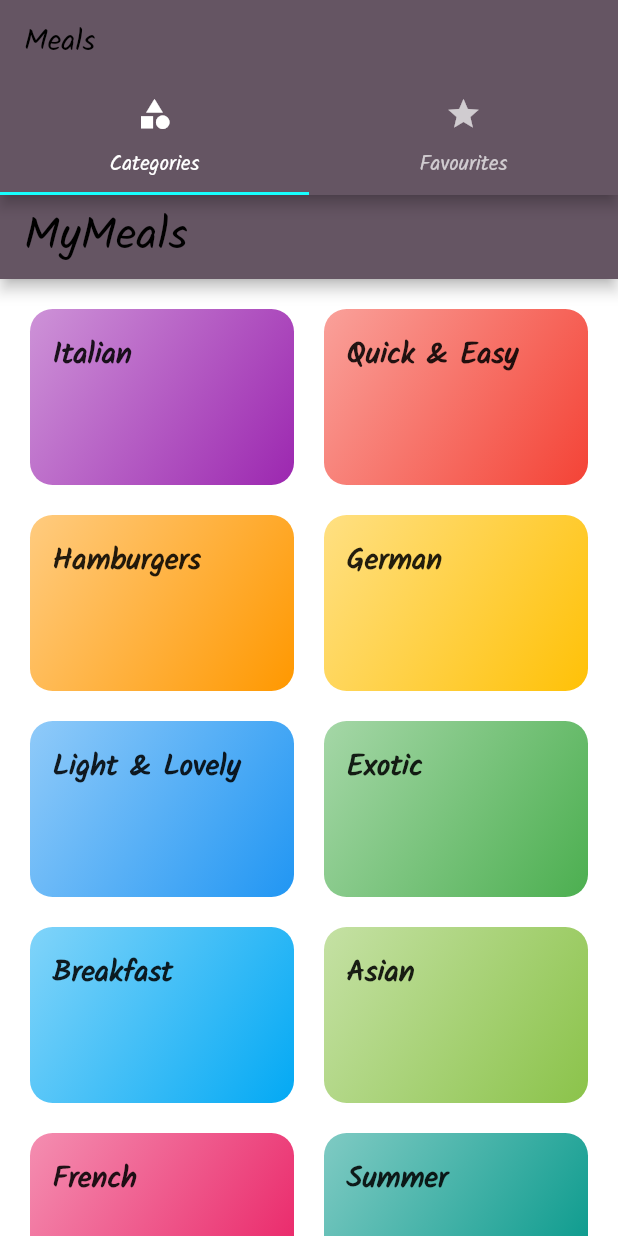
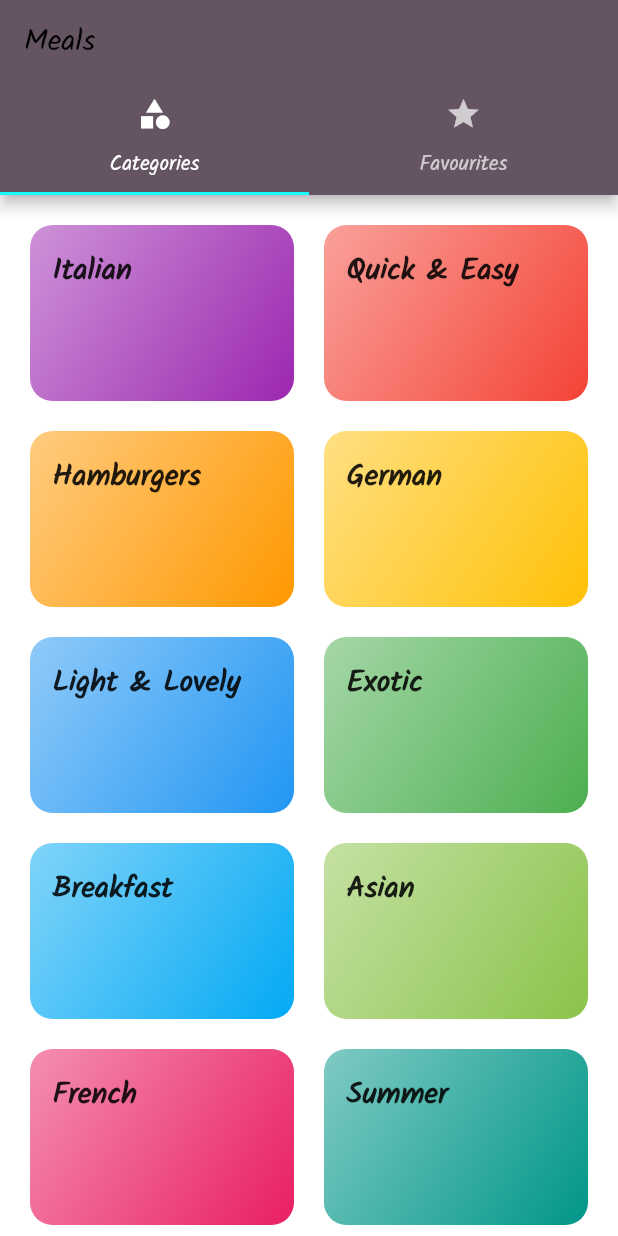
Before and after one commit to katskoru/meals_app, a Flutter app: the screen it shows after launch, on a phone screen of 412 x 824 dp. Run offline on Flutter 3.47's test engine with Material 2 defaults, Android fonts, the phone set to English and light mode, and no system bars.

Commit message:
better tabs_screen

```diff
--- a/lib/screens/categories_screen.dart
+++ b/lib/screens/categories_screen.dart
@@ -7,13 +7,7 @@ class CategoriesScreen extends StatelessWidget {
 
   @override
   Widget build(BuildContext context) {
-    return Scaffold(
-      appBar: AppBar(
-          title: const Text(
-        "MyMeals",
-        style: TextStyle(fontSize: 30),
-      )),
-      body: GridView(
+    return GridView(
       padding: const EdgeInsets.all(20),
       children: dummyCategories
           .map((catData) => CategoryItem(
@@ -28,7 +22,6 @@ class CategoriesScreen extends StatelessWidget {
         crossAxisSpacing: 20,
         mainAxisSpacing: 20,
       ),
-      ),
     );
   }
 }
--- a/lib/screens/tabs_screen.dart
+++ b/lib/screens/tabs_screen.dart
@@ -14,6 +14,7 @@ class _TabsScreenState extends State<TabsScreen> {
   Widget build(BuildContext context) {
     return DefaultTabController(
       length: 2,
+      initialIndex: 0,
       child: Scaffold(
         appBar: AppBar(
           title: Text("Meals"),
```
Lines whose indentation alone changed are shown as unchanged.
